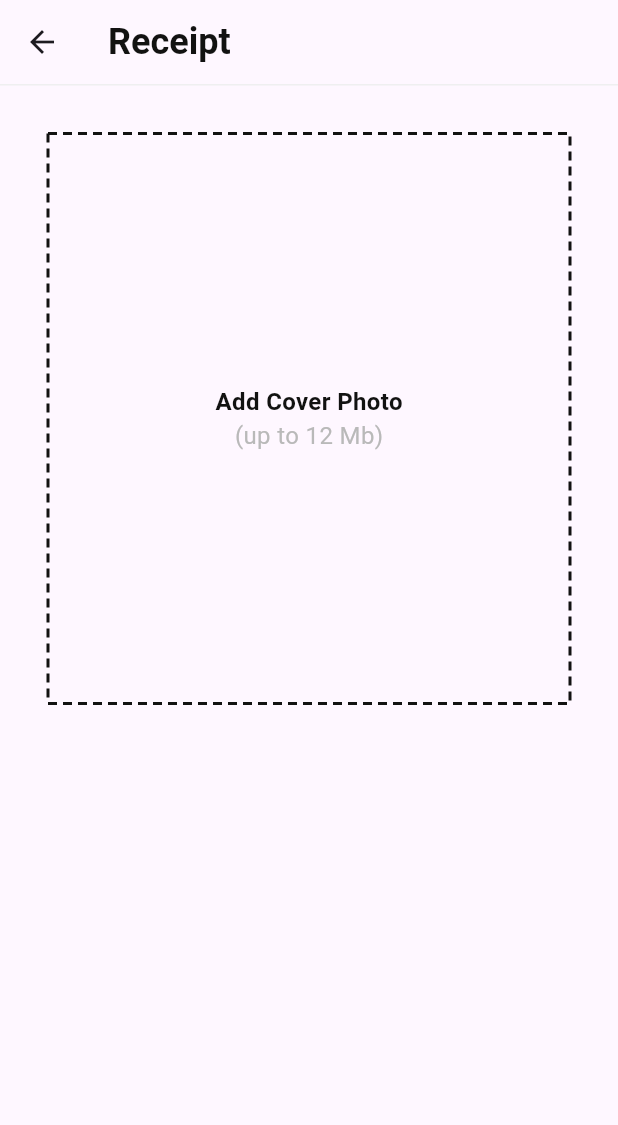
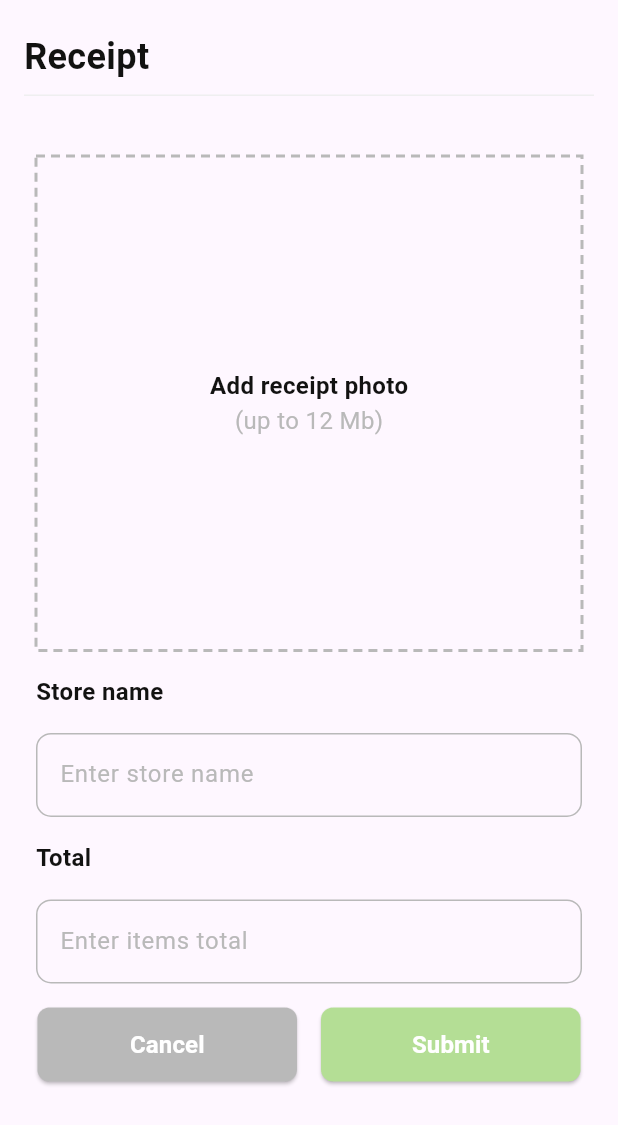
Before and after one commit to shtwaijri/capstone-project, a Flutter app: the ReceiptScreen screen opened directly, on a phone screen of 412 x 824 dp. Shown: the top 1125 px of the screen. Run offline on Flutter 3.47's test engine with Material 3 defaults, Android fonts, the light colour scheme and no system bars; drawn by our look-alikes of dotted_border; our stand-ins replace bloc, dart_mappable, easy_localization, flutter_bloc, flutter_dotenv, flutter_svg and 2 more; accounts and stored records are empty; generated files the repository leaves out were written again; Roboto replaces fonts that are missing (SFCompactRounded).

Commit message:
feat(expenses): finished the expenses screen UI and added two custom widgets

```diff
--- a/qaimati/assets/translations/ar-AR.json
+++ b/qaimati/assets/translations/ar-AR.json
@@ -25,6 +25,7 @@
 
   "commonCancel": "إلغاء",
   "commonDelete": "حذف",
+  "commonSearch": "بحث",
 
   "itemNoItems": "لم تُضِف أي عناصر إلى القائمة بعد.",
   "itemName": "أدخل اسم العنصر",
@@ -47,7 +48,7 @@
   "receiptSizeNote": "(حتى ١٢ ميجابايت)",
   "receiptStore": "اسم المتجر",
   "receiptEnterStore": "أدخل اسم المتجر",
-  "receiptTotalLabel": "الاسم الإجمالي",
+  "receiptTotalLabel": " الإجمالي",
   "receiptEnterTotal": "أدخل إجمالي الأصناف",
   "receiptSubmit": "إرسال",
   "receiptExpenses": "المصروفات",
--- a/qaimati/assets/translations/en-US.json
+++ b/qaimati/assets/translations/en-US.json
@@ -25,6 +25,7 @@
 
   "commonCancel": "Cancel",
   "commonDelete": "Delete",
+  "commonSearch": "Search",
 
   "itemNoItems": "You haven't added any items to the list yet.",
   "itemName": "Enter item Name ",
@@ -47,8 +48,8 @@
   "receiptSizeNote": "(up to 12 Mb)",
   "receiptStore": "Store name",
   "receiptEnterStore": "Enter store name",
-  "receiptTotalLabel": "Total name",
-  "receiptEnterTotal": "Enter item total",
+  "receiptTotalLabel": "Total",
+  "receiptEnterTotal": "Enter items total",
   "receiptSubmit": "Submit",
   "receiptExpenses": "Expenses",
   "receiptNoReceipts": "You haven't added any Receipt",
--- a/qaimati/lib/features/expenses/expenses_screen.dart
+++ /dev/null
@@ -1,10 +0,0 @@
-import 'package:flutter/material.dart';
-
-class ExpensesScreen extends StatelessWidget {
-  const ExpensesScreen({super.key});
-
-  @override
-  Widget build(BuildContext context) {
-    return Scaffold(body: Center(child: Text("ExpensesScreens")));
-  }
-}
--- a/qaimati/lib/features/expenses/screens/expenses_screen.dart
+++ b/qaimati/lib/features/expenses/screens/expenses_screen.dart
@@ -5,6 +5,7 @@ import 'package:qaimati/features/expenses/widgets/receipt_widget.dart';
 import 'package:qaimati/features/expenses/widgets/spending_widget.dart';
 import 'package:qaimati/style/style_color.dart';
 import 'package:qaimati/style/style_text.dart';
+import 'package:qaimati/widgets/app_bar_widget.dart';
 import 'package:qaimati/widgets/floating_button.dart';
 
 class ExpensesScreen extends StatelessWidget {
@@ -13,14 +14,12 @@ class ExpensesScreen extends StatelessWidget {
   @override
   Widget build(BuildContext context) {
     return Scaffold(
-      appBar: AppBar(
-        centerTitle: false,
-        title: Text('receiptExpenses'.tr(), style: StyleText.bold24(context)),
-        bottom: PreferredSize(
-          preferredSize: const Size.fromHeight(1),
-          child: Container(color: StyleColor.graylight, height: 1),
-        ),
+      appBar: AppBarWidget(
+        title: 'receiptExpenses'.tr(),
+        showActions: false,
+        showSearchBar: false,
       ),
+
       body: Padding(
         padding: const EdgeInsets.all(16.0),
         child: Column(
--- a/qaimati/lib/features/expenses/screens/receipt_screen.dart
+++ b/qaimati/lib/features/expenses/screens/receipt_screen.dart
@@ -1,50 +1,53 @@
-import 'package:dotted_border/dotted_border.dart';
 import 'package:easy_localization/easy_localization.dart';
 import 'package:flutter/material.dart';
-import 'package:qaimati/style/style_color.dart';
+import 'package:qaimati/features/expenses/widgets/upload_receipt_widget.dart';
 import 'package:qaimati/style/style_text.dart';
-import 'package:qaimati/utilities/extensions/screens/get_size_screen.dart';
+import 'package:qaimati/widgets/Text_Field_widget.dart';
+import 'package:qaimati/widgets/app_bar_widget.dart';
+import 'package:qaimati/widgets/dual_action_button_widget.dart';
 
 class ReceiptScreen extends StatelessWidget {
   const ReceiptScreen({super.key});
 
   @override
   Widget build(BuildContext context) {
+    final TextEditingController storController = TextEditingController();
+    final TextEditingController totalController = TextEditingController();
     return Scaffold(
-      appBar: AppBar(
-        centerTitle: false,
-        title: Text('receipt'.tr(), style: StyleText.bold24(context)),
-        bottom: PreferredSize(
-          preferredSize: const Size.fromHeight(1),
-          child: Container(color: StyleColor.graylight, height: 1),
-        ),
+      appBar: AppBarWidget(
+        title: 'receipt'.tr(),
+        showActions: false,
+        showSearchBar: false,
       ),
+
       body: Padding(
-        padding: const EdgeInsets.all(16.0),
-        child: SizedBox(
-          width: context.getWidth(),
-          height: context.getHeight() * 0.5,
-          child: DottedBorder(
-            options: RectDottedBorderOptions(
-              borderPadding: EdgeInsets.all(16),
-              color: StyleColor.black,
-              dashPattern: [6, 4],
-              strokeWidth: 2,
-              padding: EdgeInsets.all(16),
-            ),
-            child: Center(
-              child: Column(
-                crossAxisAlignment: CrossAxisAlignment.center,
-                mainAxisAlignment: MainAxisAlignment.center,
-                children: [
-                  Text("Add Cover Photo", style: StyleText.bold16(context)),
-                  Text(
-                    "(up to 12 Mb)",
-                    style: StyleText.regular12Grey(context),
-                  ),
-                ],
+        padding: const EdgeInsets.all(24.0),
+        child: SingleChildScrollView(
+          child: Column(
+            spacing: 16,
+            mainAxisAlignment: MainAxisAlignment.start,
+            crossAxisAlignment: CrossAxisAlignment.start,
+            children: [
+              UploadReceiptWidget(),
+              Text('receiptStore'.tr(), style: StyleText.bold16(context)),
+              TextFieldWidget(
+                controller: storController,
+                textHint: 'receiptEnterStore'.tr(),
               ),
-            ),
+              Text('receiptTotalLabel'.tr(), style: StyleText.bold16(context)),
+              TextFieldWidget(
+                controller: totalController,
+                textHint: 'receiptEnterTotal'.tr(),
+              ),
+              DualActionButtonWidget(
+                onPrimaryTap: () {},
+                primaryLabel: 'commonCancel'.tr(),
+                onSecondaryTap: () {},
+                secondaryLabel: 'receiptSubmit'.tr(),
+                isDelete: false,
+                isCancel: true,
+              ),
+            ],
           ),
         ),
       ),
--- /dev/null
+++ b/qaimati/lib/features/expenses/widgets/upload_receipt_widget.dart
@@ -0,0 +1,38 @@
+import 'package:dotted_border/dotted_border.dart';
+import 'package:easy_localization/easy_localization.dart';
+import 'package:flutter/cupertino.dart';
+import 'package:qaimati/style/style_color.dart';
+import 'package:qaimati/style/style_text.dart';
+import 'package:qaimati/utilities/extensions/screens/get_size_screen.dart';
+
+class UploadReceiptWidget extends StatelessWidget {
+  const UploadReceiptWidget({super.key});
+
+  @override
+  Widget build(BuildContext context) {
+    return SizedBox(
+      width: context.getWidth(),
+      height: context.getHeight() * 0.4,
+      child: DottedBorder(
+        options: RectDottedBorderOptions(
+          color: StyleColor.gray,
+          dashPattern: [6, 4],
+          strokeWidth: 2,
+        ),
+        child: Center(
+          child: Column(
+            crossAxisAlignment: CrossAxisAlignment.center,
+            mainAxisAlignment: MainAxisAlignment.center,
+            children: [
+              Text('receiptPhoto'.tr(), style: StyleText.bold16(context)),
+              Text(
+                'receiptSizeNote'.tr(),
+                style: StyleText.regular12Grey(context),
+              ),
+            ],
+          ),
+        ),
+      ),
+    );
+  }
+}
--- a/qaimati/lib/main.dart
+++ b/qaimati/lib/main.dart
@@ -1,6 +1,7 @@
 import 'package:flutter/material.dart';
 import 'package:qaimati/features/auth/login_screen.dart';
 import 'package:easy_localization/easy_localization.dart';
+import 'package:qaimati/features/expenses/screens/receipt_screen.dart';
 import 'package:qaimati/features/loading/loading_screen.dart';
 import 'package:qaimati/utilities/setup.dart';
 import 'package:qaimati/widgets/custom_items_widget/custom_items.dart';
@@ -29,8 +30,7 @@ class MyApp extends StatelessWidget {
       localizationsDelegates: context.localizationDelegates,
       supportedLocales: context.supportedLocales,
       locale: context.locale,
-      home: LoadingScreen(),
-
+      home: ReceiptScreen(),
     );
   }
 }
--- /dev/null
+++ b/qaimati/lib/widgets/app_bar_widget.dart
@@ -0,0 +1,84 @@
+import 'package:easy_localization/easy_localization.dart';
+import 'package:flutter/cupertino.dart';
+import 'package:flutter/material.dart';
+import 'package:qaimati/style/style_color.dart';
+import 'package:qaimati/style/style_text.dart';
+
+/// A customizable AppBar widget that displays:
+/// - A title
+/// - Optional action icon
+/// - Optional search bar
+
+class AppBarWidget extends StatelessWidget implements PreferredSizeWidget {
+  const AppBarWidget({
+    super.key,
+    required this.title,
+    required this.showActions,
+    this.actionsIcon,
+    required this.showSearchBar,
+  });
+
+  /// Title text to display in the AppBar
+  final String title;
+
+  /// Whether to show the action icon on the right
+
+  final bool showActions;
+
+  /// The list widget to display if [showActions] is true
+  final List<Widget>? actionsIcon;
+
+  /// Whether to display the search bar under the title
+  final bool showSearchBar;
+
+  @override
+  Widget build(BuildContext context) {
+    return AppBar(
+      centerTitle: false,
+
+      // Show the action icon if enabled
+      actions: showActions ? actionsIcon : null,
+
+      // Add custom content under the AppBar (title + optional search bar)
+      bottom: PreferredSize(
+        preferredSize: Size.fromHeight(showSearchBar ? 70 : 50),
+        child: Padding(
+          padding: const EdgeInsets.all(16.0),
+          child: Column(
+            crossAxisAlignment: CrossAxisAlignment.start,
+            spacing: 8,
+            children: [
+              // Title text
+              Text(title, style: StyleText.bold24(context)),
+
+              // Show search bar only if enabled
+              if (showSearchBar)
+                SearchBar(
+                  shape: WidgetStateProperty.all(
+                    RoundedRectangleBorder(
+                      borderRadius: BorderRadius.circular(10),
+                    ),
+                  ),
+                  elevation: WidgetStateProperty.all(0.0),
+                  backgroundColor: WidgetStateProperty.all(
+                    StyleColor.graylight,
+                  ),
+                  hintText: 'commonSearch'.tr(),
+                  hintStyle: WidgetStateProperty.all(
+                    StyleText.regular12Grey(context),
+                  ),
+                  leading: Icon(CupertinoIcons.search, color: StyleColor.gray),
+                ),
+
+              // Bottom divider line
+              Container(color: StyleColor.graylight, height: 1),
+            ],
+          ),
+        ),
+      ),
+    );
+  }
+
+  @override
+  Size get preferredSize => Size.fromHeight(showSearchBar ? 140 : 80);
+}
--- /dev/null
+++ b/qaimati/lib/widgets/dual_action_button_widget.dart
@@ -0,0 +1,72 @@
+import 'package:flutter/material.dart';
+import 'package:qaimati/style/style_color.dart';
+import 'package:qaimati/style/style_size.dart';
+import 'package:qaimati/style/style_text.dart';
+import 'package:qaimati/utilities/extensions/screens/get_size_screen.dart';
+
+/// A row of two action buttons (primary + secondary).
+/// Use it for actions like: Submit/Cancel, Update/Delete.
+///
+/// - Use [isCancel] to style the primary button as a cancel button.
+/// - Use [isDelete] to style the secondary button as a delete button.
+class DualActionButtonWidget extends StatelessWidget {
+  const DualActionButtonWidget({
+    super.key,
+    required this.onPrimaryTap,
+    required this.primaryLabel,
+    required this.onSecondaryTap,
+    required this.secondaryLabel,
+    required this.isDelete,
+    required this.isCancel,
+  });
+
+  final Function()? onPrimaryTap;
+  final String primaryLabel;
+  final Function()? onSecondaryTap;
+  final String secondaryLabel;
+  final bool isDelete;
+  final bool isCancel;
+
+  @override
+  Widget build(BuildContext context) {
+    return Row(
+      mainAxisAlignment: MainAxisAlignment.center,
+      children: [
+        // Primary button
+        ElevatedButton(
+          style: ElevatedButton.styleFrom(
+            backgroundColor: isCancel ? StyleColor.gray : StyleColor.green,
+            fixedSize: Size(
+              context.getWidth() * .42,
+              context.getHeight() * 0.06,
+            ),
+            shape: RoundedRectangleBorder(
+              borderRadius: BorderRadius.circular(8),
+            ),
+          ),
+          onPressed: onPrimaryTap,
+          child: Text(primaryLabel, style: StyleText.buttonText(context)),
+        ),
+
+        // Space between buttons
+        StyleSize.sizeW16,
+
+        // Secondary button
+        ElevatedButton(
+          style: ElevatedButton.styleFrom(
+            backgroundColor: isDelete ? StyleColor.red : StyleColor.green,
+            fixedSize: Size(
+              context.getWidth() * .42,
+              context.getHeight() * 0.06,
+            ),
+            shape: RoundedRectangleBorder(
+              borderRadius: BorderRadius.circular(8),
+            ),
+          ),
+          onPressed: onSecondaryTap,
+          child: Text(secondaryLabel, style: StyleText.buttonText(context)),
+        ),
+      ],
+    );
+  }
+}
--- /dev/null
+++ b/qaimati/lib/widgets/text_field_widget.dart
@@ -0,0 +1,50 @@
+import 'package:flutter/material.dart';
+import 'package:qaimati/style/style_color.dart';
+import 'package:qaimati/style/style_text.dart';
+
+class TextFieldWidget extends StatelessWidget {
+  /// A reusable text field widget with hint and validation.
+  const TextFieldWidget({
+    super.key,
+    this.validate,
+    required this.controller,
+    required this.textHint,
+  });
+
+  /// Controller to manage the text input
+  final TextEditingController controller;
+
+  /// Hint text shown inside the text field
+  final String textHint;
+
+  /// validator function for input validation
+  final String? Function(String?)? validate;
+
+  @override
+  Widget build(BuildContext context) {
+    return TextFormField(
+      controller: controller,
+      decoration: InputDecoration(
+        hintText: textHint,
+        hintStyle: StyleText.regular12Grey(context),
+        enabledBorder: OutlineInputBorder(
+          borderSide: BorderSide(color: StyleColor.gray),
+          borderRadius: BorderRadius.circular(10),
+        ),
+        focusedBorder: OutlineInputBorder(
+          borderSide: BorderSide(color: StyleColor.gray),
+          borderRadius: BorderRadius.circular(10),
+        ),
+        errorBorder: OutlineInputBorder(
+          borderSide: BorderSide(color: StyleColor.red),
+          borderRadius: BorderRadius.circular(10),
+        ),
+        focusedErrorBorder: OutlineInputBorder(
+          borderSide: BorderSide(color: StyleColor.red),
+          borderRadius: BorderRadius.circular(10),
+        ),
+      ),
+      validator: validate,
+    );
+  }
+}
--- a/qaimati/lib/widgets/update_delete_buttom_widget.dart
+++ /dev/null
@@ -1,62 +0,0 @@
-import 'package:flutter/material.dart';
-import 'package:qaimati/style/style_color.dart';
-import 'package:qaimati/style/style_size.dart';
-import 'package:qaimati/style/style_text.dart';
-import 'package:qaimati/utilities/extensions/screens/get_size_screen.dart';
-
-class UpdateDeleteButtomWidget extends StatelessWidget {
-  /// A custom elevated button for udate and delete widget
-  const UpdateDeleteButtomWidget({
-    super.key,
-    required this.onUpdate,
-    required this.updateLablel,
-    required this.onDelete,
-    required this.deleteLabel,
-  });
-
-  /// Callback for update button press
-  final Function()? onUpdate;
-
-  /// Update button label
-  final String updateLablel;
-
-  /// Callback for onDelete button press
-  final Function()? onDelete;
-
-  /// Update button label
-  final String deleteLabel;
-
-  @override
-  Widget build(BuildContext context) {
-    return Row(
-      mainAxisAlignment: MainAxisAlignment.center,
-      children: [
-        ElevatedButton(
-          style: ButtonStyle(
-            fixedSize: WidgetStateProperty.all(
-              Size(context.getWidth() * .43, context.getHeight() * 0.06),
-            ),
-          ),
-          onPressed: onUpdate,
-          child: Center(
-            child: Text(updateLablel, style: StyleText.buttonText(context)),
-          ),
-        ),
-        StyleSize.sizeW16,
-        ElevatedButton(
-          style: ElevatedButton.styleFrom(
-            backgroundColor: StyleColor.red,
-            fixedSize: Size(
-              context.getWidth() * .43,
-              context.getHeight() * 0.06,
-            ),
-          ),
-          onPressed: onDelete,
-          child: Center(
-            child: Text(deleteLabel, style: StyleText.buttonText(context)),
-          ),
-        ),
-      ],
-    );
-  }
-}
```
